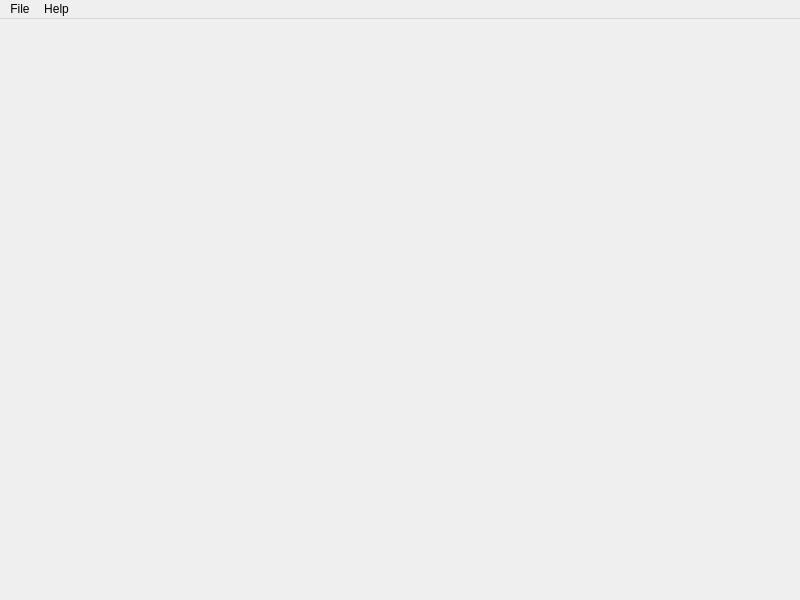
Before: the Qt Designer form ITU/mainwindow.ui in europ/VUTBR-FIT-ITU, drawn with Qt 5.
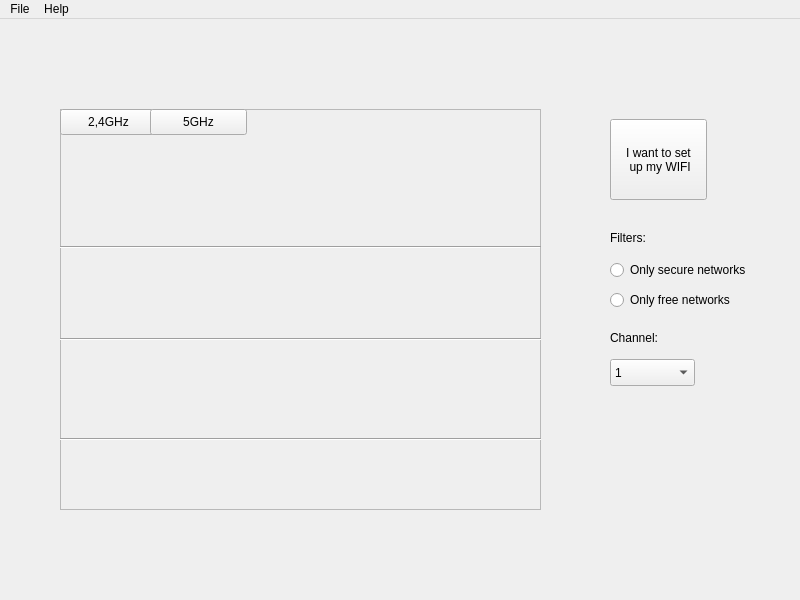
After: the same form once the commit is applied.

Diff of the .ui file:
```diff
--- a/ITU/mainwindow.ui
+++ b/ITU/mainwindow.ui
@@ -2,9 +2,6 @@
 <ui version="4.0">
  <class>MainWindow</class>
  <widget class="QMainWindow" name="MainWindow">
-  <property name="enabled">
-   <bool>true</bool>
-  </property>
   <property name="geometry">
    <rect>
     <x>0</x>
@@ -14,20 +11,231 @@
    </rect>
   </property>
   <property name="windowTitle">
-   <string>Wireless Network Tracking</string>
-  </property>
-  <property name="layoutDirection">
-   <enum>Qt::LeftToRight</enum>
-  </property>
-  <property name="autoFillBackground">
-   <bool>false</bool>
+   <string>MainWindow</string>
   </property>
   <widget class="QWidget" name="centralWidget">
-   <layout class="QGridLayout" name="gridLayout_2">
-    <item row="0" column="0">
-     <layout class="QGridLayout" name="gridLayout"/>
+   <widget class="QPushButton" name="pushButton">
+    <property name="geometry">
+     <rect>
+      <x>610</x>
+      <y>100</y>
+      <width>97</width>
+      <height>81</height>
+     </rect>
+    </property>
+    <property name="text">
+     <string>I want to set
+ up my WIFI</string>
+    </property>
+   </widget>
+   <widget class="QFrame" name="frame">
+    <property name="geometry">
+     <rect>
+      <x>60</x>
+      <y>90</y>
+      <width>481</width>
+      <height>401</height>
+     </rect>
+    </property>
+    <property name="frameShape">
+     <enum>QFrame::StyledPanel</enum>
+    </property>
+    <property name="frameShadow">
+     <enum>QFrame::Raised</enum>
+    </property>
+    <widget class="QPushButton" name="pushButton_2">
+     <property name="geometry">
+      <rect>
+       <x>0</x>
+       <y>0</y>
+       <width>97</width>
+       <height>26</height>
+      </rect>
+     </property>
+     <property name="text">
+      <string>2,4GHz</string>
+     </property>
+    </widget>
+    <widget class="QPushButton" name="pushButton_3">
+     <property name="geometry">
+      <rect>
+       <x>90</x>
+       <y>0</y>
+       <width>97</width>
+       <height>26</height>
+      </rect>
+     </property>
+     <property name="text">
+      <string>5GHz</string>
+     </property>
+    </widget>
+    <widget class="Line" name="line">
+     <property name="geometry">
+      <rect>
+       <x>0</x>
+       <y>130</y>
+       <width>481</width>
+       <height>16</height>
+      </rect>
+     </property>
+     <property name="orientation">
+      <enum>Qt::Horizontal</enum>
+     </property>
+    </widget>
+    <widget class="Line" name="line_2">
+     <property name="geometry">
+      <rect>
+       <x>0</x>
+       <y>220</y>
+       <width>491</width>
+       <height>20</height>
+      </rect>
+     </property>
+     <property name="orientation">
+      <enum>Qt::Horizontal</enum>
+     </property>
+    </widget>
+    <widget class="Line" name="line_3">
+     <property name="geometry">
+      <rect>
+       <x>0</x>
+       <y>320</y>
+       <width>491</width>
+       <height>20</height>
+      </rect>
+     </property>
+     <property name="orientation">
+      <enum>Qt::Horizontal</enum>
+     </property>
+    </widget>
+   </widget>
+   <widget class="QComboBox" name="comboBox">
+    <property name="geometry">
+     <rect>
+      <x>610</x>
+      <y>340</y>
+      <width>85</width>
+      <height>27</height>
+     </rect>
+    </property>
+    <item>
+     <property name="text">
+      <string>1</string>
+     </property>
     </item>
-   </layout>
+    <item>
+     <property name="text">
+      <string>2</string>
+     </property>
+    </item>
+    <item>
+     <property name="text">
+      <string>3</string>
+     </property>
+    </item>
+    <item>
+     <property name="text">
+      <string>4</string>
+     </property>
+    </item>
+    <item>
+     <property name="text">
+      <string>5</string>
+     </property>
+    </item>
+    <item>
+     <property name="text">
+      <string>6</string>
+     </property>
+    </item>
+    <item>
+     <property name="text">
+      <string>7</string>
+     </property>
+    </item>
+    <item>
+     <property name="text">
+      <string>8</string>
+     </property>
+    </item>
+    <item>
+     <property name="text">
+      <string>9</string>
+     </property>
+    </item>
+    <item>
+     <property name="text">
+      <string>10</string>
+     </property>
+    </item>
+    <item>
+     <property name="text">
+      <string>11</string>
+     </property>
+    </item>
+    <item>
+     <property name="text">
+      <string>12</string>
+     </property>
+    </item>
+    <item>
+     <property name="text">
+      <string>13</string>
+     </property>
+    </item>
+   </widget>
+   <widget class="QLabel" name="label">
+    <property name="geometry">
+     <rect>
+      <x>610</x>
+      <y>210</y>
+      <width>67</width>
+      <height>17</height>
+     </rect>
+    </property>
+    <property name="text">
+     <string>Filters:</string>
+    </property>
+   </widget>
+   <widget class="QLabel" name="label_2">
+    <property name="geometry">
+     <rect>
+      <x>610</x>
+      <y>310</y>
+      <width>67</width>
+      <height>17</height>
+     </rect>
+    </property>
+    <property name="text">
+     <string>Channel:</string>
+    </property>
+   </widget>
+   <widget class="QRadioButton" name="radioButton">
+    <property name="geometry">
+     <rect>
+      <x>610</x>
+      <y>240</y>
+      <width>181</width>
+      <height>22</height>
+     </rect>
+    </property>
+    <property name="text">
+     <string>Only secure networks</string>
+    </property>
+   </widget>
+   <widget class="QRadioButton" name="radioButton_2">
+    <property name="geometry">
+     <rect>
+      <x>610</x>
+      <y>270</y>
+      <width>181</width>
+      <height>22</height>
+     </rect>
+    </property>
+    <property name="text">
+     <string>Only free networks</string>
+    </property>
+   </widget>
   </widget>
   <widget class="QMenuBar" name="menuBar">
    <property name="geometry">
```
Left out of the diff: 10 changed lines with no effect on the pictures.
